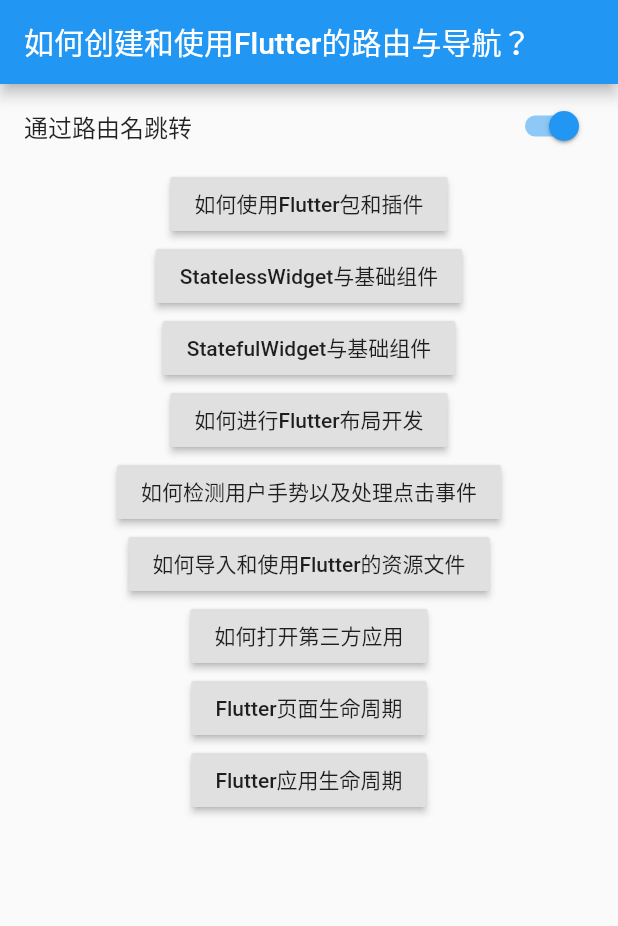
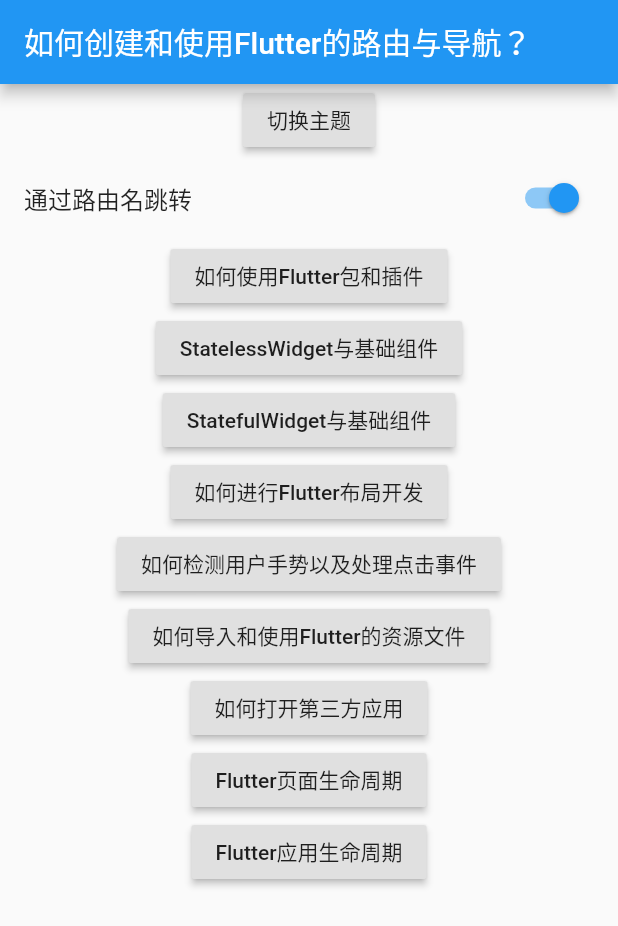
Before and after one commit to talonerain/flutter_base_demo, a Flutter app: the screen it shows after launch, after a tap on an icon or button, on a phone screen of 412 x 824 dp. Shown: the top 926 px of the screen. Run offline on Flutter 3.47's test engine with Material 2 defaults, Android fonts, the phone set to English and light mode, and no system bars; missing offline and left inert: flutter_color_plugin.

Commit message:
如何修改Flutter应用的主题

```diff
--- a/lib/main.dart
+++ b/lib/main.dart
@@ -11,7 +11,61 @@ import 'package:flutter_base_demo/stateful_group_page.dart';
 import 'launch_page.dart';
 
 void main() {
-  runApp(MyApp());
+  runApp(DynamicTheme());
+}
+
+class DynamicTheme extends StatefulWidget {
+  const DynamicTheme({Key key}) : super(key: key);
+
+  @override
+  _DynamicThemeState createState() => _DynamicThemeState();
+}
+
+class _DynamicThemeState extends State<DynamicTheme> {
+  Brightness _brightness = Brightness.light;
+
+  @override
+  Widget build(BuildContext context) {
+    return MaterialApp(
+      title: 'Flutter Demo',
+      theme: ThemeData(
+        brightness: _brightness,
+        primarySwatch: Colors.blue,
+      ),
+      home: Scaffold(
+        appBar: AppBar(
+          title: Text('如何创建和使用Flutter的路由与导航？'),
+        ),
+        body: Column(
+          children: [
+            RaisedButton(
+                onPressed: () {
+                  setState(() {
+                    if (_brightness == Brightness.dark) {
+                      _brightness = Brightness.light;
+                    } else if (_brightness == Brightness.light) {
+                      _brightness = Brightness.dark;
+                    }
+                  });
+                },
+                child: Text('切换主题')),
+            RouterNavigator()
+          ],
+        ),
+      ),
+      routes: <String, WidgetBuilder>{
+        'plugin': (BuildContext context) => PluginUse(),
+        'less': (BuildContext context) => LessGroupPage(),
+        'ful': (BuildContext context) => StateFulGroup(),
+        'layout': (BuildContext context) => FlutterLayoutPage(),
+        'gesture': (BuildContext context) => LaunchPage(),
+        'res': (BuildContext context) => ResPage(),
+        'launch': (BuildContext context) => LaunchPage(),
+        'widgetLifecycle': (BuildContext context) => WidgetLifecycle(),
+        'appLifecycle': (BuildContext context) => AppLifecycle(),
+      },
+    );
+  }
 }
 
 class MyApp extends StatelessWidget {
```
